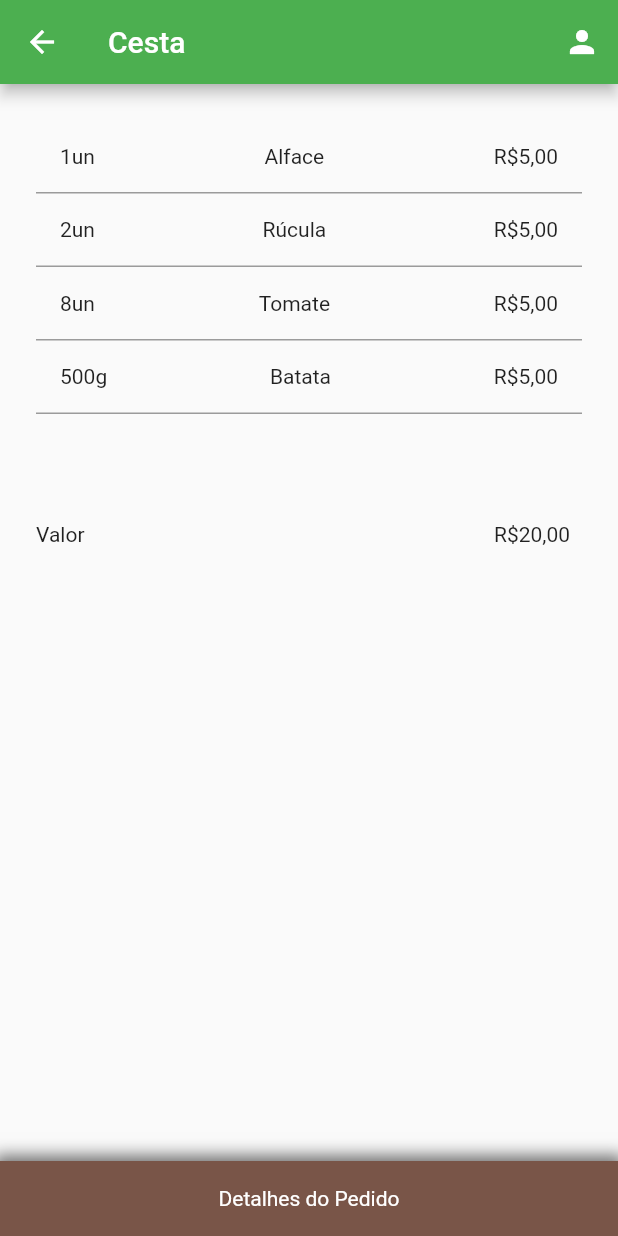
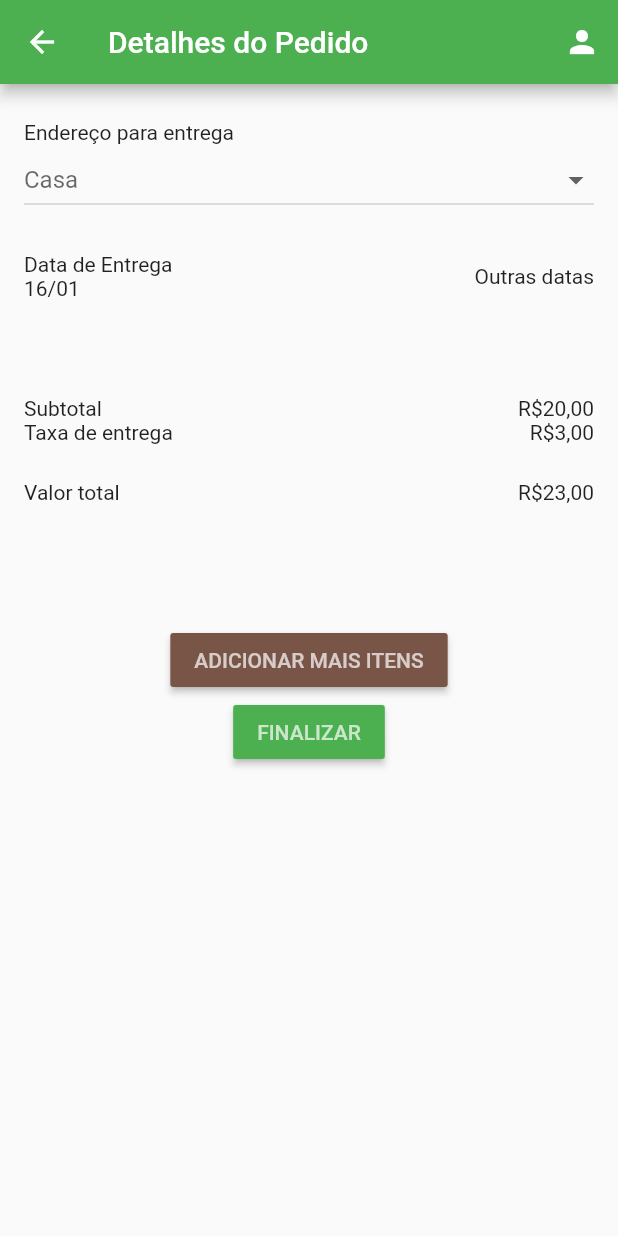
Before and after one commit to DaanMoura/Ubaia, a Flutter app: the Cesta screen opened directly, after a tap on "Detalhes do Pedido", on a phone screen of 412 x 824 dp. Run offline on Flutter 3.47's test engine with Material 2 defaults, Android fonts, the phone set to English and light mode, and no system bars; network calls fail.

Commit message:
Pagina da Detalhes do Pedido implementado parcialmente.

```diff
--- a/lib/routes/cesta.dart
+++ b/lib/routes/cesta.dart
@@ -1,5 +1,6 @@
 import 'package:flutter/material.dart';
 import 'package:ubaia/routes/perfil_usuario.dart';
+import 'package:ubaia/routes/detalhes_pedido.dart';
 import 'package:ubaia/values/strings.dart';
 import 'package:ubaia/components/bottom_button.dart';
 final str = Strings();
@@ -53,7 +54,7 @@ class Cesta extends StatelessWidget {
       ),
       body: Padding(
         padding: const EdgeInsets.only(top: 24, right: 24, left: 24),
-        child: ListView(
+        child: Column(
           children: <Widget>[
             ListView.builder(
                 shrinkWrap: true,
@@ -78,7 +79,10 @@ class Cesta extends StatelessWidget {
       ),
       bottomSheet: BottomButton(
         onTap: () {
-          print("Detalhes do Pedido");
+          Navigator.push(
+            context,
+            MaterialPageRoute(builder: (BuildContext context) => DetalhesPedido()),
+          );
         },
         child: Text(
           "Detalhes do Pedido",
--- /dev/null
+++ b/lib/routes/detalhes_pedido.dart
@@ -0,0 +1,149 @@
+import 'package:flutter/material.dart';
+import 'package:ubaia/routes/perfil_usuario.dart';
+import 'package:ubaia/routes/perfil_vendedor.dart';
+import 'package:ubaia/routes/homepage.dart';
+
+class DetalhesPedido extends StatefulWidget {
+
+  @override
+  DetalhesPedidoState createState() {
+    return new DetalhesPedidoState();
+  }
+}
+
+class DetalhesPedidoState extends State<DetalhesPedido> {
+
+  final _listaEnderecos = ["Rua São João, 27", "Rua Dom Pedro, 500", "Av São Carlos, 126"];
+  String _value = "";
+
+  void _abrePerfil(BuildContext context) {
+    Navigator.push(
+        context,
+        MaterialPageRoute(builder: (context) => PerfilUsuario())
+    );
+  }
+
+  List<DropdownMenuItem<String>> _makeDropdownList(List<String> list) {
+    List<DropdownMenuItem<String>> dropdowlist = [];
+
+    for(var i = 0; i < list.length; i++) {
+      dropdowlist.add(DropdownMenuItem<String>(value: list[i], child: Text(list[i]),));
+    }
+
+    return dropdowlist;
+  }
+
+  String _updateHint() {
+    if(_value.isEmpty) {
+      return "Casa";
+    } else {
+      return _value;
+    }
+  }
+
+  @override
+  Widget build(BuildContext context) {
+    return Scaffold(
+      appBar: AppBar(
+        title: Text("Detalhes do Pedido"),
+        actions: <Widget>[
+          IconButton(
+            icon: Icon(Icons.person),
+            color: Colors.white,
+            onPressed: () {_abrePerfil(context);},
+          ),
+        ],
+      ),
+      body: Padding(
+        padding: const EdgeInsets.symmetric(vertical: 24, horizontal: 16),
+        child: Column(
+          crossAxisAlignment: CrossAxisAlignment.start,
+          children: <Widget>[
+            Text("Endereço para entrega"),
+            DropdownButton<String> (
+              isExpanded: true,
+              hint: Text(_updateHint()),
+              onChanged: (String selected) {setState(() {
+                _value = selected;
+              });},
+              items: _makeDropdownList(_listaEnderecos),
+            ),
+            Padding(
+              padding: const EdgeInsets.only(bottom: 64, top: 24),
+              child: Row(
+                mainAxisAlignment: MainAxisAlignment.spaceBetween,
+                children: <Widget>[
+                  Column(
+                    crossAxisAlignment: CrossAxisAlignment.start,
+                    children: <Widget>[
+                      Text("Data de Entrega"),
+                      Text("16/01"),
+                    ],
+                  ),
+                  Text("Outras datas"),
+                ],
+              ),
+            ),
+            Row(
+              mainAxisAlignment: MainAxisAlignment.spaceBetween,
+              children: <Widget>[
+                Text("Subtotal"),
+                Text("R\$20,00"),
+              ],
+            ),
+            Row(
+              mainAxisAlignment: MainAxisAlignment.spaceBetween,
+              children: <Widget>[
+                Text("Taxa de entrega"),
+                Text("R\$3,00"),
+              ],
+            ),
+            Padding(
+              padding: const EdgeInsets.only(top: 24),
+              child: Row(
+                mainAxisAlignment: MainAxisAlignment.spaceBetween,
+                children: <Widget>[
+                  Text("Valor total"),
+                  Text("R\$23,00"),
+                ],
+              ),
+            ),
+            Center(
+              child: Padding(
+                padding: const EdgeInsets.only(top: 80),
+                child: Column(
+                  children: <Widget>[
+                    MaterialButton(
+                      onPressed: () {
+                        Navigator.push(
+                          context,
+                          MaterialPageRoute(builder: (BuildContext context) => PerfilVendedor(
+                            title: "Ubaia",
+                            vendedor: "Fulano",
+                            nota: 4,
+                          )),
+                        );
+                      },
+                      color: Colors.brown,
+                      child: Text("Adicionar mais itens".toUpperCase(), style: TextStyle(color: Colors.white70),),
+                    ),
+                    MaterialButton(
+                      onPressed: () {
+                        Navigator.push(
+                          context,
+                          MaterialPageRoute(builder: (BuildContext context) => MyHomePage(title: "Ubaia",)),
+                        );
+                      },
+                      color: Colors.green,
+                      child: Text("Finalizar".toUpperCase(), style: TextStyle(color: Colors.white70),),
+                    ),
+                  ],
+                ),
+              ),
+            )
+          ],
+        ),
+      ),
+    );
+  }
+}
```
